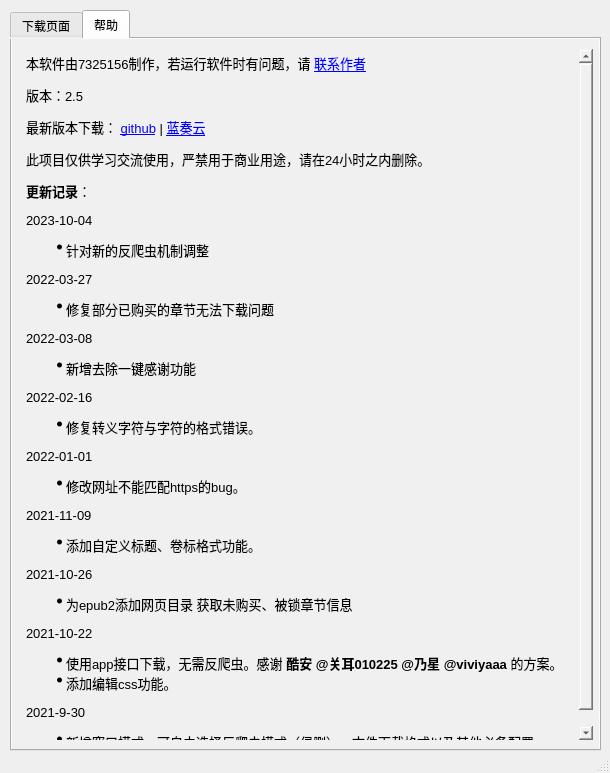
The window that exe整合版/jjurl.ui (7325156/jjwxcNovelCrawler) describes before a commit, drawn with Qt 5.
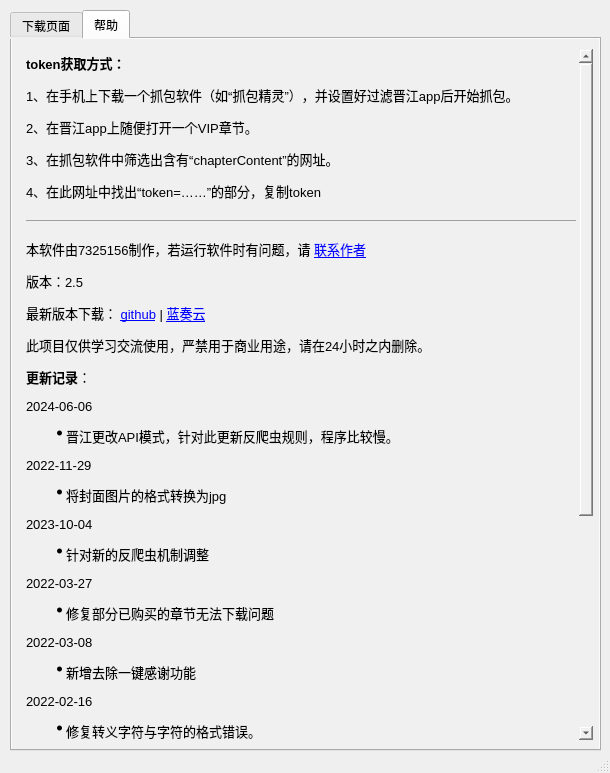
The same window after the commit. The open tabs and pages were chosen to show the change. Icons and pictures are not drawn.

The edit to the form file:
```diff
--- a/exe整合版/jjurl.ui
+++ b/exe整合版/jjurl.ui
@@ -695,30 +695,40 @@
 &lt;html&gt;&lt;head&gt;&lt;meta name=&quot;qrichtext&quot; content=&quot;1&quot; /&gt;&lt;style type=&quot;text/css&quot;&gt;
 p, li { white-space: pre-wrap; }
 &lt;/style&gt;&lt;/head&gt;&lt;body style=&quot; font-family:'微软雅黑'; font-size:10pt; font-weight:400; font-style:normal;&quot;&gt;
-&lt;p style=&quot; margin-top:12px; margin-bottom:12px; margin-left:0px; margin-right:0px; -qt-block-indent:0; text-indent:0px;&quot;&gt;&lt;span style=&quot; font-family:'微软雅黑','sans-serif';&quot;&gt;本软件由7325156制作，若运行软件时有问题，请 &lt;/span&gt;&lt;a href=&quot;https://github.com/7325156/jjwxcNovelCrawler&quot;&gt;&lt;span style=&quot; font-family:'SimSun'; text-decoration: underline; color:#0000ff;&quot;&gt;联系作者&lt;/span&gt;&lt;/a&gt;&lt;/p&gt;
-&lt;p style=&quot; margin-top:12px; margin-bottom:12px; margin-left:0px; margin-right:0px; -qt-block-indent:0; text-indent:0px;&quot;&gt;&lt;span style=&quot; font-family:'微软雅黑','sans-serif';&quot;&gt;版本：2.5&lt;/span&gt;&lt;/p&gt;
-&lt;p style=&quot; margin-top:12px; margin-bottom:12px; margin-left:0px; margin-right:0px; -qt-block-indent:0; text-indent:0px;&quot;&gt;&lt;span style=&quot; font-family:'微软雅黑','sans-serif';&quot;&gt;最新版本下载： &lt;/span&gt;&lt;a href=&quot;https://github.com/7325156/jjwxcNovelCrawler/releases/latest/&quot;&gt;&lt;span style=&quot; font-family:'SimSun'; text-decoration: underline; color:#0000ff;&quot;&gt;github&lt;/span&gt;&lt;/a&gt;&lt;span style=&quot; font-family:'微软雅黑','sans-serif';&quot;&gt; | &lt;/span&gt;&lt;a href=&quot;https://wwr.lanzoui.com/b02oduqmd#a5jo&quot;&gt;&lt;span style=&quot; font-family:'SimSun'; text-decoration: underline; color:#0000ff;&quot;&gt;蓝奏云&lt;/span&gt;&lt;/a&gt;&lt;/p&gt;
-&lt;p style=&quot; margin-top:12px; margin-bottom:12px; margin-left:0px; margin-right:0px; -qt-block-indent:0; text-indent:0px;&quot;&gt;此项目仅供学习交流使用，严禁用于商业用途，请在24小时之内删除。&lt;/p&gt;
-&lt;p style=&quot; margin-top:12px; margin-bottom:12px; margin-left:0px; margin-right:0px; -qt-block-indent:0; text-indent:0px;&quot;&gt;&lt;span style=&quot; font-family:'微软雅黑','sans-serif'; font-weight:600;&quot;&gt;更新记录&lt;/span&gt;&lt;span style=&quot; font-family:'微软雅黑','sans-serif';&quot;&gt;：&lt;/span&gt;&lt;/p&gt;
-&lt;p style=&quot; margin-top:12px; margin-bottom:12px; margin-left:0px; margin-right:0px; -qt-block-indent:0; text-indent:0px;&quot;&gt;&lt;span style=&quot; font-family:'微软雅黑','sans-serif';&quot;&gt;2023-10-04&lt;/span&gt;&lt;/p&gt;
-&lt;ul style=&quot;margin-top: 0px; margin-bottom: 0px; margin-left: 0px; margin-right: 0px; -qt-list-indent: 1;&quot;&gt;&lt;li style=&quot; font-family:'微软雅黑','sans-serif';&quot; style=&quot; margin-top:12px; margin-bottom:12px; margin-left:0px; margin-right:0px; -qt-block-indent:0; text-indent:0px;&quot;&gt;针对新的反爬虫机制调整&lt;/li&gt;&lt;/ul&gt;
-&lt;p style=&quot; margin-top:12px; margin-bottom:12px; margin-left:0px; margin-right:0px; -qt-block-indent:0; text-indent:0px;&quot;&gt;&lt;span style=&quot; font-family:'微软雅黑','sans-serif';&quot;&gt;2022-03-27&lt;/span&gt;&lt;/p&gt;
-&lt;ul style=&quot;margin-top: 0px; margin-bottom: 0px; margin-left: 0px; margin-right: 0px; -qt-list-indent: 1;&quot;&gt;&lt;li style=&quot; font-family:'微软雅黑','sans-serif';&quot; style=&quot; margin-top:12px; margin-bottom:12px; margin-left:0px; margin-right:0px; -qt-block-indent:0; text-indent:0px;&quot;&gt;修复部分已购买的章节无法下载问题&lt;/li&gt;&lt;/ul&gt;
-&lt;p style=&quot; margin-top:12px; margin-bottom:12px; margin-left:0px; margin-right:0px; -qt-block-indent:0; text-indent:0px;&quot;&gt;&lt;span style=&quot; font-family:'微软雅黑','sans-serif';&quot;&gt;2022-03-08&lt;/span&gt;&lt;/p&gt;
-&lt;ul style=&quot;margin-top: 0px; margin-bottom: 0px; margin-left: 0px; margin-right: 0px; -qt-list-indent: 1;&quot;&gt;&lt;li style=&quot; font-family:'微软雅黑','sans-serif';&quot; style=&quot; margin-top:12px; margin-bottom:12px; margin-left:0px; margin-right:0px; -qt-block-indent:0; text-indent:0px;&quot;&gt;新增去除一键感谢功能&lt;/li&gt;&lt;/ul&gt;
-&lt;p style=&quot; margin-top:12px; margin-bottom:12px; margin-left:0px; margin-right:0px; -qt-block-indent:0; text-indent:0px;&quot;&gt;&lt;span style=&quot; font-family:'微软雅黑','sans-serif';&quot;&gt;2022-02-16&lt;/span&gt;&lt;/p&gt;
-&lt;ul style=&quot;margin-top: 0px; margin-bottom: 0px; margin-left: 0px; margin-right: 0px; -qt-list-indent: 1;&quot;&gt;&lt;li style=&quot; font-family:'微软雅黑','sans-serif';&quot; style=&quot; margin-top:12px; margin-bottom:12px; margin-left:0px; margin-right:0px; -qt-block-indent:0; text-indent:0px;&quot;&gt;修复转义字符与字符的格式错误。&lt;/li&gt;&lt;/ul&gt;
-&lt;p style=&quot; margin-top:12px; margin-bottom:12px; margin-left:0px; margin-right:0px; -qt-block-indent:0; text-indent:0px;&quot;&gt;&lt;span style=&quot; font-family:'微软雅黑','sans-serif';&quot;&gt;2022-01-01&lt;/span&gt;&lt;/p&gt;
-&lt;ul style=&quot;margin-top: 0px; margin-bottom: 0px; margin-left: 0px; margin-right: 0px; -qt-list-indent: 1;&quot;&gt;&lt;li style=&quot; font-family:'微软雅黑','sans-serif';&quot; style=&quot; margin-top:12px; margin-bottom:12px; margin-left:0px; margin-right:0px; -qt-block-indent:0; text-indent:0px;&quot;&gt;修改网址不能匹配https的bug。&lt;/li&gt;&lt;/ul&gt;
-&lt;p style=&quot; margin-top:12px; margin-bottom:12px; margin-left:0px; margin-right:0px; -qt-block-indent:0; text-indent:0px;&quot;&gt;&lt;span style=&quot; font-family:'微软雅黑','sans-serif';&quot;&gt;2021-11-09 &lt;/span&gt;&lt;/p&gt;
-&lt;ul style=&quot;margin-top: 0px; margin-bottom: 0px; margin-left: 0px; margin-right: 0px; -qt-list-indent: 1;&quot;&gt;&lt;li style=&quot; font-family:'微软雅黑','sans-serif';&quot; style=&quot; margin-top:12px; margin-bottom:12px; margin-left:0px; margin-right:0px; -qt-block-indent:0; text-indent:0px;&quot;&gt;添加自定义标题、卷标格式功能。&lt;/li&gt;&lt;/ul&gt;
-&lt;p style=&quot; margin-top:12px; margin-bottom:12px; margin-left:0px; margin-right:0px; -qt-block-indent:0; text-indent:0px;&quot;&gt;&lt;span style=&quot; font-family:'微软雅黑','sans-serif';&quot;&gt;2021-10-26 &lt;/span&gt;&lt;/p&gt;
-&lt;ul style=&quot;margin-top: 0px; margin-bottom: 0px; margin-left: 0px; margin-right: 0px; -qt-list-indent: 1;&quot;&gt;&lt;li style=&quot; font-family:'微软雅黑','sans-serif';&quot; style=&quot; margin-top:12px; margin-bottom:12px; margin-left:0px; margin-right:0px; -qt-block-indent:0; text-indent:0px;&quot;&gt;为epub2添加网页目录 获取未购买、被锁章节信息&lt;/li&gt;&lt;/ul&gt;
-&lt;p style=&quot; margin-top:12px; margin-bottom:12px; margin-left:0px; margin-right:0px; -qt-block-indent:0; text-indent:0px;&quot;&gt;&lt;span style=&quot; font-family:'微软雅黑','sans-serif';&quot;&gt;2021-10-22 &lt;/span&gt;&lt;/p&gt;
-&lt;ul style=&quot;margin-top: 0px; margin-bottom: 0px; margin-left: 0px; margin-right: 0px; -qt-list-indent: 1;&quot;&gt;&lt;li style=&quot; font-family:'微软雅黑','sans-serif';&quot; style=&quot; margin-top:12px; margin-bottom:0px; margin-left:0px; margin-right:0px; -qt-block-indent:0; text-indent:0px;&quot;&gt;使用app接口下载，无需反爬虫。感谢 &lt;span style=&quot; font-weight:600;&quot;&gt;酷安 @关耳010225 @乃星 @viviyaaa&lt;/span&gt; 的方案。 &lt;/li&gt;
-&lt;li style=&quot; font-family:'微软雅黑','sans-serif';&quot; style=&quot; margin-top:0px; margin-bottom:12px; margin-left:0px; margin-right:0px; -qt-block-indent:0; text-indent:0px;&quot;&gt;添加编辑css功能。&lt;/li&gt;&lt;/ul&gt;
-&lt;p style=&quot; margin-top:12px; margin-bottom:12px; margin-left:0px; margin-right:0px; -qt-block-indent:0; text-indent:0px;&quot;&gt;&lt;span style=&quot; font-family:'微软雅黑','sans-serif';&quot;&gt;2021-9-30&lt;/span&gt;&lt;/p&gt;
-&lt;ul style=&quot;margin-top: 0px; margin-bottom: 0px; margin-left: 0px; margin-right: 0px; -qt-list-indent: 1;&quot;&gt;&lt;li style=&quot; font-family:'微软雅黑','sans-serif';&quot; style=&quot; margin-top:12px; margin-bottom:12px; margin-left:0px; margin-right:0px; -qt-block-indent:0; text-indent:0px;&quot;&gt;新增窗口模式，可自由选择反爬虫模式（侵删）、文件下载格式以及其他必备配置。&lt;/li&gt;&lt;/ul&gt;&lt;/body&gt;&lt;/html&gt;</string>
+&lt;p align=&quot;justify&quot; style=&quot; margin-top:12px; margin-bottom:12px; margin-left:0px; margin-right:0px; -qt-block-indent:0; text-indent:0px;&quot;&gt;&lt;span style=&quot; font-family:'微软雅黑','sans-serif'; font-weight:600;&quot;&gt;token获取方式：&lt;/span&gt;&lt;/p&gt;
+&lt;p align=&quot;justify&quot; style=&quot; margin-top:12px; margin-bottom:12px; margin-left:0px; margin-right:0px; -qt-block-indent:0; text-indent:0px;&quot;&gt;&lt;span style=&quot; font-family:'微软雅黑','sans-serif';&quot;&gt;1、在手机上下载一个抓包软件（如“抓包精灵”），并设置好过滤晋江app后开始抓包。&lt;/span&gt;&lt;/p&gt;
+&lt;p align=&quot;justify&quot; style=&quot; margin-top:12px; margin-bottom:12px; margin-left:0px; margin-right:0px; -qt-block-indent:0; text-indent:0px;&quot;&gt;&lt;span style=&quot; font-family:'微软雅黑','sans-serif';&quot;&gt;2、在晋江app上随便打开一个VIP章节。&lt;/span&gt;&lt;/p&gt;
+&lt;p align=&quot;justify&quot; style=&quot; margin-top:12px; margin-bottom:12px; margin-left:0px; margin-right:0px; -qt-block-indent:0; text-indent:0px;&quot;&gt;&lt;span style=&quot; font-family:'微软雅黑','sans-serif';&quot;&gt;3、在抓包软件中筛选出含有“chapterContent”的网址。&lt;/span&gt;&lt;/p&gt;
+&lt;p align=&quot;justify&quot; style=&quot; margin-top:12px; margin-bottom:12px; margin-left:0px; margin-right:0px; -qt-block-indent:0; text-indent:0px;&quot;&gt;&lt;span style=&quot; font-family:'微软雅黑','sans-serif';&quot;&gt;4、在此网址中找出“token=……”的部分，复制token&lt;/span&gt;&lt;/p&gt;
+&lt;hr /&gt;
+&lt;p align=&quot;justify&quot; style=&quot; margin-top:12px; margin-bottom:12px; margin-left:0px; margin-right:0px; -qt-block-indent:0; text-indent:0px;&quot;&gt;&lt;span style=&quot; font-family:'微软雅黑','sans-serif';&quot;&gt;本软件由7325156制作，若运行软件时有问题，请 &lt;/span&gt;&lt;a href=&quot;https://github.com/7325156/jjwxcNovelCrawler&quot;&gt;&lt;span style=&quot; font-family:'SimSun'; text-decoration: underline; color:#0000ff;&quot;&gt;联系作者&lt;/span&gt;&lt;/a&gt;&lt;/p&gt;
+&lt;p align=&quot;justify&quot; style=&quot; margin-top:12px; margin-bottom:12px; margin-left:0px; margin-right:0px; -qt-block-indent:0; text-indent:0px;&quot;&gt;&lt;span style=&quot; font-family:'微软雅黑','sans-serif';&quot;&gt;版本：2.5&lt;/span&gt;&lt;/p&gt;
+&lt;p align=&quot;justify&quot; style=&quot; margin-top:12px; margin-bottom:12px; margin-left:0px; margin-right:0px; -qt-block-indent:0; text-indent:0px;&quot;&gt;&lt;span style=&quot; font-family:'微软雅黑','sans-serif';&quot;&gt;最新版本下载： &lt;/span&gt;&lt;a href=&quot;https://github.com/7325156/jjwxcNovelCrawler/releases/latest/&quot;&gt;&lt;span style=&quot; font-family:'SimSun'; text-decoration: underline; color:#0000ff;&quot;&gt;github&lt;/span&gt;&lt;/a&gt;&lt;span style=&quot; font-family:'微软雅黑','sans-serif';&quot;&gt; | &lt;/span&gt;&lt;a href=&quot;https://wwr.lanzoui.com/b02oduqmd#a5jo&quot;&gt;&lt;span style=&quot; font-family:'SimSun'; text-decoration: underline; color:#0000ff;&quot;&gt;蓝奏云&lt;/span&gt;&lt;/a&gt;&lt;/p&gt;
+&lt;p align=&quot;justify&quot; style=&quot; margin-top:12px; margin-bottom:12px; margin-left:0px; margin-right:0px; -qt-block-indent:0; text-indent:0px;&quot;&gt;此项目仅供学习交流使用，严禁用于商业用途，请在24小时之内删除。&lt;/p&gt;
+&lt;p align=&quot;justify&quot; style=&quot; margin-top:12px; margin-bottom:12px; margin-left:0px; margin-right:0px; -qt-block-indent:0; text-indent:0px;&quot;&gt;&lt;span style=&quot; font-family:'微软雅黑','sans-serif'; font-weight:600;&quot;&gt;更新记录&lt;/span&gt;&lt;span style=&quot; font-family:'微软雅黑','sans-serif';&quot;&gt;：&lt;/span&gt;&lt;/p&gt;
+&lt;p align=&quot;justify&quot; style=&quot; margin-top:12px; margin-bottom:12px; margin-left:0px; margin-right:0px; -qt-block-indent:0; text-indent:0px;&quot;&gt;&lt;span style=&quot; font-family:'微软雅黑','sans-serif';&quot;&gt;2024-06-06&lt;/span&gt;&lt;/p&gt;
+&lt;ul style=&quot;margin-top: 0px; margin-bottom: 0px; margin-left: 0px; margin-right: 0px; -qt-list-indent: 1;&quot;&gt;&lt;li style=&quot; font-family:'微软雅黑','sans-serif';&quot; align=&quot;justify&quot; style=&quot; margin-top:12px; margin-bottom:12px; margin-left:0px; margin-right:0px; -qt-block-indent:0; text-indent:0px;&quot;&gt;晋江更改API模式，针对此更新反爬虫规则，程序比较慢。&lt;/li&gt;&lt;/ul&gt;
+&lt;p align=&quot;justify&quot; style=&quot; margin-top:12px; margin-bottom:12px; margin-left:0px; margin-right:0px; -qt-block-indent:0; text-indent:0px;&quot;&gt;&lt;span style=&quot; font-family:'微软雅黑','sans-serif';&quot;&gt;2022-11-29&lt;/span&gt;&lt;/p&gt;
+&lt;ul style=&quot;margin-top: 0px; margin-bottom: 0px; margin-left: 0px; margin-right: 0px; -qt-list-indent: 1;&quot;&gt;&lt;li style=&quot; font-family:'微软雅黑','sans-serif';&quot; align=&quot;justify&quot; style=&quot; margin-top:12px; margin-bottom:12px; margin-left:0px; margin-right:0px; -qt-block-indent:0; text-indent:0px;&quot;&gt;将封面图片的格式转换为jpg&lt;/li&gt;&lt;/ul&gt;
+&lt;p align=&quot;justify&quot; style=&quot; margin-top:12px; margin-bottom:12px; margin-left:0px; margin-right:0px; -qt-block-indent:0; text-indent:0px;&quot;&gt;&lt;span style=&quot; font-family:'微软雅黑','sans-serif';&quot;&gt;2023-10-04&lt;/span&gt;&lt;/p&gt;
+&lt;ul style=&quot;margin-top: 0px; margin-bottom: 0px; margin-left: 0px; margin-right: 0px; -qt-list-indent: 1;&quot;&gt;&lt;li style=&quot; font-family:'微软雅黑','sans-serif';&quot; align=&quot;justify&quot; style=&quot; margin-top:12px; margin-bottom:12px; margin-left:0px; margin-right:0px; -qt-block-indent:0; text-indent:0px;&quot;&gt;针对新的反爬虫机制调整&lt;/li&gt;&lt;/ul&gt;
+&lt;p align=&quot;justify&quot; style=&quot; margin-top:12px; margin-bottom:12px; margin-left:0px; margin-right:0px; -qt-block-indent:0; text-indent:0px;&quot;&gt;&lt;span style=&quot; font-family:'微软雅黑','sans-serif';&quot;&gt;2022-03-27&lt;/span&gt;&lt;/p&gt;
+&lt;ul style=&quot;margin-top: 0px; margin-bottom: 0px; margin-left: 0px; margin-right: 0px; -qt-list-indent: 1;&quot;&gt;&lt;li style=&quot; font-family:'微软雅黑','sans-serif';&quot; align=&quot;justify&quot; style=&quot; margin-top:12px; margin-bottom:12px; margin-left:0px; margin-right:0px; -qt-block-indent:0; text-indent:0px;&quot;&gt;修复部分已购买的章节无法下载问题&lt;/li&gt;&lt;/ul&gt;
+&lt;p align=&quot;justify&quot; style=&quot; margin-top:12px; margin-bottom:12px; margin-left:0px; margin-right:0px; -qt-block-indent:0; text-indent:0px;&quot;&gt;&lt;span style=&quot; font-family:'微软雅黑','sans-serif';&quot;&gt;2022-03-08&lt;/span&gt;&lt;/p&gt;
+&lt;ul style=&quot;margin-top: 0px; margin-bottom: 0px; margin-left: 0px; margin-right: 0px; -qt-list-indent: 1;&quot;&gt;&lt;li style=&quot; font-family:'微软雅黑','sans-serif';&quot; align=&quot;justify&quot; style=&quot; margin-top:12px; margin-bottom:12px; margin-left:0px; margin-right:0px; -qt-block-indent:0; text-indent:0px;&quot;&gt;新增去除一键感谢功能&lt;/li&gt;&lt;/ul&gt;
+&lt;p align=&quot;justify&quot; style=&quot; margin-top:12px; margin-bottom:12px; margin-left:0px; margin-right:0px; -qt-block-indent:0; text-indent:0px;&quot;&gt;&lt;span style=&quot; font-family:'微软雅黑','sans-serif';&quot;&gt;2022-02-16&lt;/span&gt;&lt;/p&gt;
+&lt;ul style=&quot;margin-top: 0px; margin-bottom: 0px; margin-left: 0px; margin-right: 0px; -qt-list-indent: 1;&quot;&gt;&lt;li style=&quot; font-family:'微软雅黑','sans-serif';&quot; align=&quot;justify&quot; style=&quot; margin-top:12px; margin-bottom:12px; margin-left:0px; margin-right:0px; -qt-block-indent:0; text-indent:0px;&quot;&gt;修复转义字符与字符的格式错误。&lt;/li&gt;&lt;/ul&gt;
+&lt;p align=&quot;justify&quot; style=&quot; margin-top:12px; margin-bottom:12px; margin-left:0px; margin-right:0px; -qt-block-indent:0; text-indent:0px;&quot;&gt;&lt;span style=&quot; font-family:'微软雅黑','sans-serif';&quot;&gt;2022-01-01&lt;/span&gt;&lt;/p&gt;
+&lt;ul style=&quot;margin-top: 0px; margin-bottom: 0px; margin-left: 0px; margin-right: 0px; -qt-list-indent: 1;&quot;&gt;&lt;li style=&quot; font-family:'微软雅黑','sans-serif';&quot; align=&quot;justify&quot; style=&quot; margin-top:12px; margin-bottom:12px; margin-left:0px; margin-right:0px; -qt-block-indent:0; text-indent:0px;&quot;&gt;修改网址不能匹配https的bug。&lt;/li&gt;&lt;/ul&gt;
+&lt;p align=&quot;justify&quot; style=&quot; margin-top:12px; margin-bottom:12px; margin-left:0px; margin-right:0px; -qt-block-indent:0; text-indent:0px;&quot;&gt;&lt;span style=&quot; font-family:'微软雅黑','sans-serif';&quot;&gt;2021-11-09 &lt;/span&gt;&lt;/p&gt;
+&lt;ul style=&quot;margin-top: 0px; margin-bottom: 0px; margin-left: 0px; margin-right: 0px; -qt-list-indent: 1;&quot;&gt;&lt;li style=&quot; font-family:'微软雅黑','sans-serif';&quot; align=&quot;justify&quot; style=&quot; margin-top:12px; margin-bottom:12px; margin-left:0px; margin-right:0px; -qt-block-indent:0; text-indent:0px;&quot;&gt;添加自定义标题、卷标格式功能。&lt;/li&gt;&lt;/ul&gt;
+&lt;p align=&quot;justify&quot; style=&quot; margin-top:12px; margin-bottom:12px; margin-left:0px; margin-right:0px; -qt-block-indent:0; text-indent:0px;&quot;&gt;&lt;span style=&quot; font-family:'微软雅黑','sans-serif';&quot;&gt;2021-10-26 &lt;/span&gt;&lt;/p&gt;
+&lt;ul style=&quot;margin-top: 0px; margin-bottom: 0px; margin-left: 0px; margin-right: 0px; -qt-list-indent: 1;&quot;&gt;&lt;li style=&quot; font-family:'微软雅黑','sans-serif';&quot; align=&quot;justify&quot; style=&quot; margin-top:12px; margin-bottom:12px; margin-left:0px; margin-right:0px; -qt-block-indent:0; text-indent:0px;&quot;&gt;为epub2添加网页目录 获取未购买、被锁章节信息&lt;/li&gt;&lt;/ul&gt;
+&lt;p align=&quot;justify&quot; style=&quot; margin-top:12px; margin-bottom:12px; margin-left:0px; margin-right:0px; -qt-block-indent:0; text-indent:0px;&quot;&gt;&lt;span style=&quot; font-family:'微软雅黑','sans-serif';&quot;&gt;2021-10-22 &lt;/span&gt;&lt;/p&gt;
+&lt;ul style=&quot;margin-top: 0px; margin-bottom: 0px; margin-left: 0px; margin-right: 0px; -qt-list-indent: 1;&quot;&gt;&lt;li style=&quot; font-family:'微软雅黑','sans-serif';&quot; align=&quot;justify&quot; style=&quot; margin-top:12px; margin-bottom:0px; margin-left:0px; margin-right:0px; -qt-block-indent:0; text-indent:0px;&quot;&gt;使用app接口下载，无需反爬虫。感谢 &lt;span style=&quot; font-weight:600;&quot;&gt;酷安 @关耳010225 @乃星 @viviyaaa&lt;/span&gt; 的方案。 &lt;/li&gt;
+&lt;li style=&quot; font-family:'微软雅黑','sans-serif';&quot; align=&quot;justify&quot; style=&quot; margin-top:0px; margin-bottom:12px; margin-left:0px; margin-right:0px; -qt-block-indent:0; text-indent:0px;&quot;&gt;添加编辑css功能。&lt;/li&gt;&lt;/ul&gt;
+&lt;p align=&quot;justify&quot; style=&quot; margin-top:12px; margin-bottom:12px; margin-left:0px; margin-right:0px; -qt-block-indent:0; text-indent:0px;&quot;&gt;&lt;span style=&quot; font-family:'微软雅黑','sans-serif';&quot;&gt;2021-9-30&lt;/span&gt;&lt;/p&gt;
+&lt;ul style=&quot;margin-top: 0px; margin-bottom: 0px; margin-left: 0px; margin-right: 0px; -qt-list-indent: 1;&quot;&gt;&lt;li style=&quot; font-family:'微软雅黑','sans-serif';&quot; align=&quot;justify&quot; style=&quot; margin-top:12px; margin-bottom:12px; margin-left:0px; margin-right:0px; -qt-block-indent:0; text-indent:0px;&quot;&gt;新增窗口模式，可自由选择反爬虫模式（侵删）、文件下载格式以及其他必备配置。&lt;/li&gt;&lt;/ul&gt;&lt;/body&gt;&lt;/html&gt;</string>
       </property>
      </widget>
     </widget>
```
Left out of the diff: 23 changed lines with no effect on the pictures.
